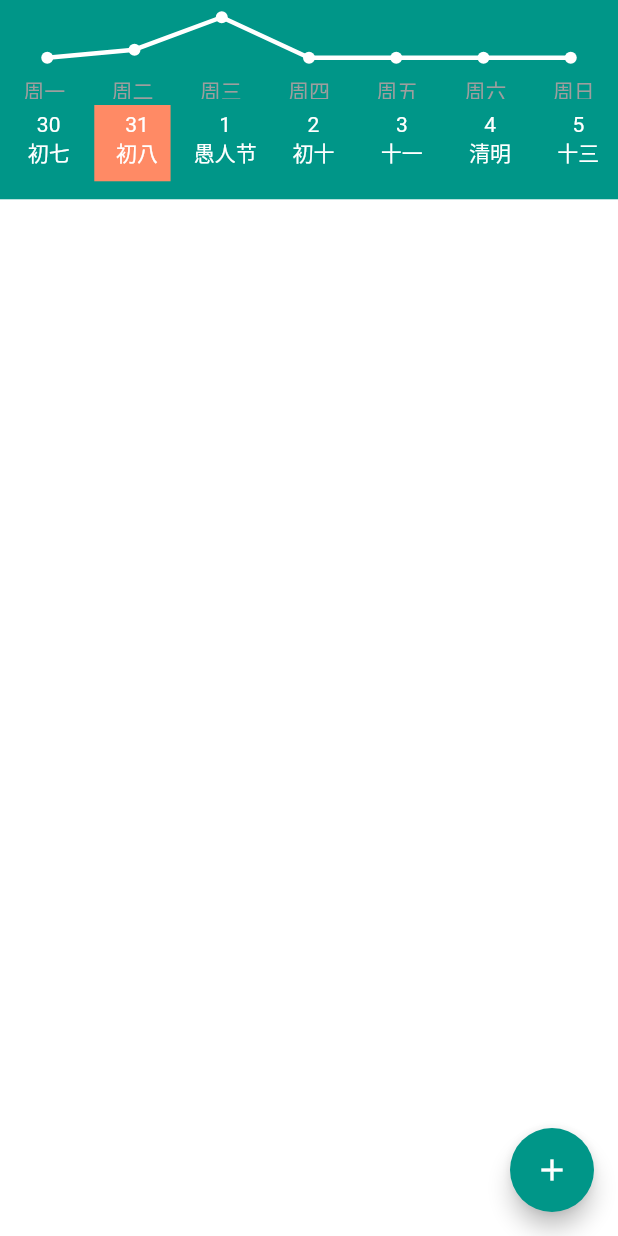
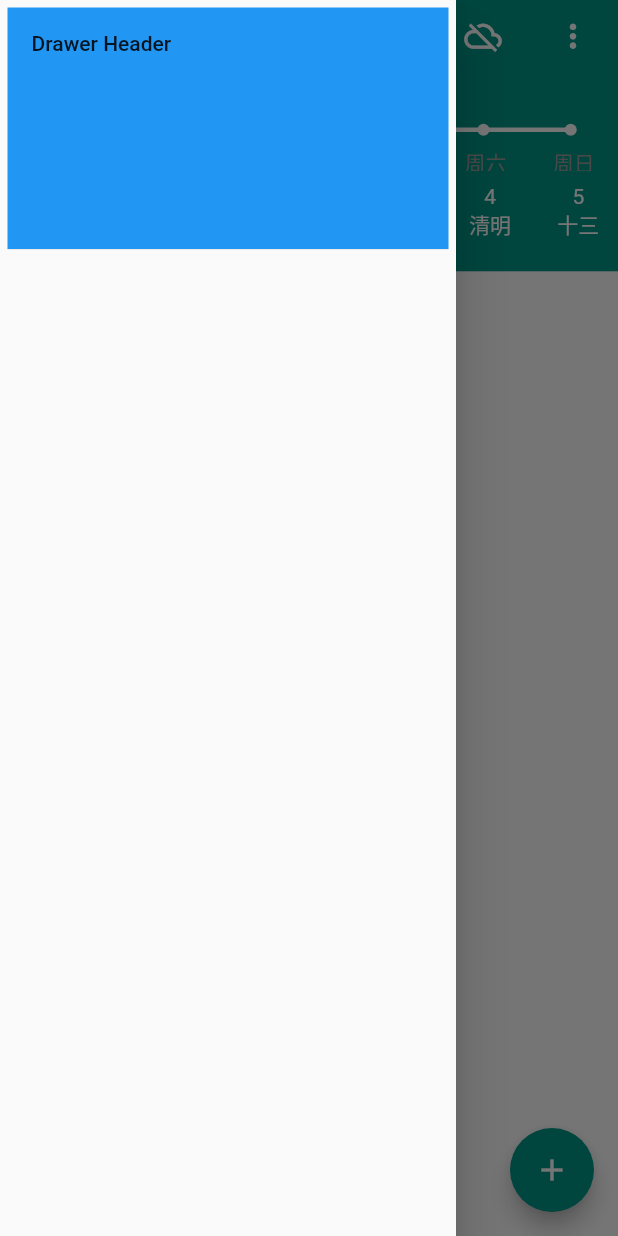
Before and after one commit to nodelinker/milestone, a Flutter app: the screen it shows after launch, with the side drawer open (before the commit the screen has no drawer), on a phone screen of 412 x 824 dp. Run offline on Flutter 3.47's test engine with Material 2 defaults, Android fonts, the phone set to English and light mode, and no system bars; drawn by our look-alikes of table_calendar.

Commit message:
add drawer

```diff
--- a/lib/pages/home_page.dart
+++ b/lib/pages/home_page.dart
@@ -1,6 +1,7 @@
 import 'package:flutter/material.dart';
 import 'package:milestone_app/widget/bottom_sheet.dart';
 import 'package:milestone_app/widget/custom_calendar.dart';
+import 'package:milestone_app/widget/custom_drawer.dart';
 
 class MyHomePage extends StatefulWidget {
   const MyHomePage({
@@ -15,6 +16,8 @@ class _MyHomePageState extends State<MyHomePage> {
   @override
   Widget build(BuildContext context) {
     return Scaffold(
+
+      drawer: CustomDrawer(),
       floatingActionButton: FloatingActionButton(
         onPressed: () {
           buildShowModalBottomSheet(context, null);
--- a/lib/widget/custom_calendar.dart
+++ b/lib/widget/custom_calendar.dart
@@ -1,5 +1,3 @@
-
-
 import 'package:flutter/material.dart';
 import 'package:milestone_app/viewmodels/tasks_viewmodel.dart';
 import 'package:milestone_app/widget/bottom_sheet.dart';
@@ -87,6 +85,102 @@ class _CustomCalendarWidgetState extends State<CustomCalendarWidget>
         //     painter: TopLinePaint(),
         //   ),
         // ),
+        Row(
+          mainAxisAlignment: MainAxisAlignment.spaceBetween,
+          children: <Widget>[
+            Row(
+              children: <Widget>[
+                FlatButton(
+                  // color: Colors.blue,
+                  splashColor: Colors.teal[300],
+                  onPressed: () {
+                    Scaffold.of(context).openDrawer();
+                  },
+                  child: Row(
+                    children: <Widget>[
+                      Icon(
+                        Icons.reorder,
+                        color: Colors.white,
+                        size: 25,
+                      ),
+                      SizedBox(
+                        width: 5,
+                      ),
+                      Text(
+                        "Todo List",
+                        style: TextStyle(color: Colors.white, fontSize: 16.0),
+                      )
+                    ],
+                  ),
+                ),
+              ],
+            ),
+            Row(
+              children: <Widget>[
+                SizedBox(
+                  width: 60,
+                  child: FlatButton(
+                    splashColor: Colors.teal[300],
+                    onPressed: () {},
+                    child: Stack(
+                      children: <Widget>[
+                        Icon(
+                          Icons.archive,
+                          color: Colors.white,
+                          size: 25,
+                        ),
+                        Positioned(
+                          right: 0,
+                          child: Container(
+                            width: 15,
+                            height: 15,
+                            decoration: BoxDecoration(
+                                shape: BoxShape.circle, color: Colors.white),
+                            child: Center(
+                              child: Text(
+                                "1",
+                                style: TextStyle(
+                                  fontSize: 13,
+                                  color: Colors.teal,
+                                ),
+                              ),
+                            ),
+                          ),
+                        )
+                      ],
+                    ),
+                  ),
+                ),
+                SizedBox(
+                  width: 60,
+                  child: FlatButton(
+                    // color: Colors.blue,
+                    splashColor: Colors.teal[300],
+                    onPressed: () {},
+                    child: Icon(
+                      Icons.cloud_off,
+                      color: Colors.white,
+                      size: 25,
+                    ),
+                  ),
+                ),
+                SizedBox(
+                  width: 60,
+                  child: FlatButton(
+                    // color: Colors.blue,
+                    splashColor: Colors.teal[300],
+                    onPressed: () {},
+                    child: Icon(
+                      Icons.more_vert,
+                      color: Colors.white,
+                      size: 25,
+                    ),
+                  ),
+                ),
+              ],
+            ),
+          ],
+        ),
         Offstage(
           offstage: _donotShowSparkLine,
           child: AnimatedOpacity(
@@ -160,7 +254,8 @@ class _CustomCalendarWidgetState extends State<CustomCalendarWidget>
         ),
         const SizedBox(height: 8.0),
         Expanded(
-            child: Container(color: Colors.white, child: _buildTaskList())),
+          child: Container(color: Colors.white, child: _buildTaskList()),
+        ),
       ],
     );
   }
--- /dev/null
+++ b/lib/widget/custom_drawer.dart
@@ -0,0 +1,24 @@
+import 'package:flutter/material.dart';
+
+class CustomDrawer extends StatelessWidget {
+  const CustomDrawer({Key key}) : super(key: key);
+
+  @override
+  Widget build(BuildContext context) {
+    return Container(
+      child: Drawer(
+        child: ListView(
+          padding: EdgeInsets.all(5),
+          children: <Widget>[
+            DrawerHeader(
+              child: Text('Drawer Header'),
+              decoration: BoxDecoration(
+                color: Colors.blue,
+              ),
+            ),
+          ],
+        ),
+      ),
+    );
+  }
+}
--- a/pubspec.yaml
+++ b/pubspec.yaml
@@ -30,6 +30,7 @@ dependencies:
   table_calendar: ^2.2.3
   intl: ^0.16.1
   uuid: ^2.0.4
+  badges: ^1.1.1
 
 
 
```
Also changed, not shown: pubspec.lock.
